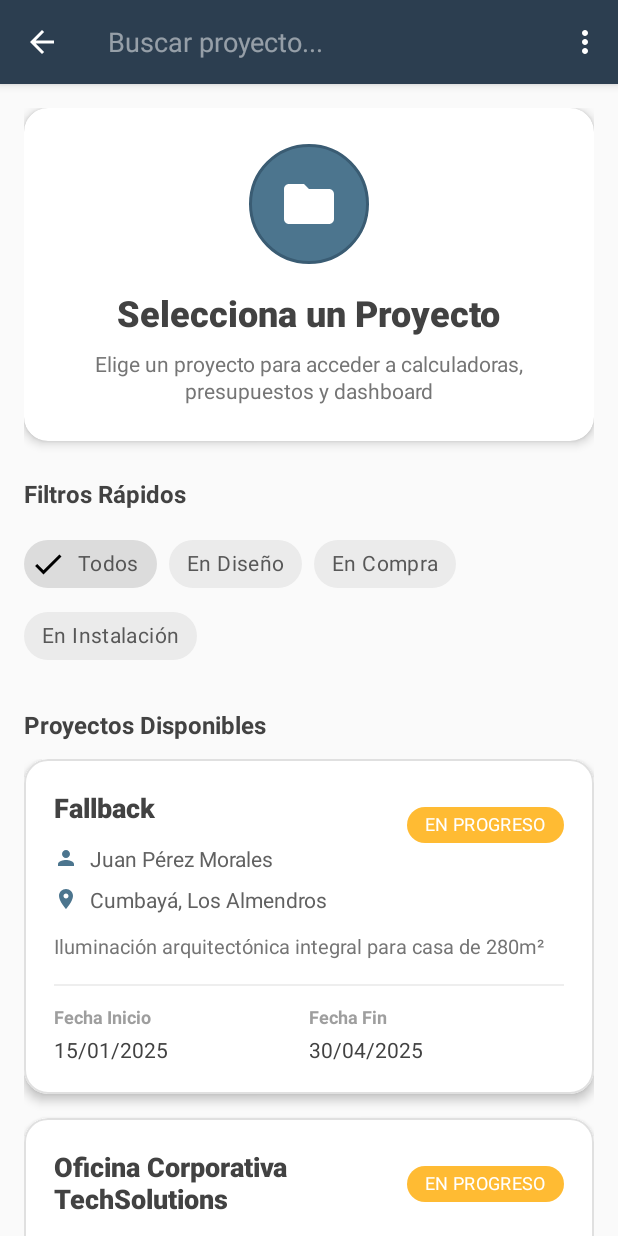
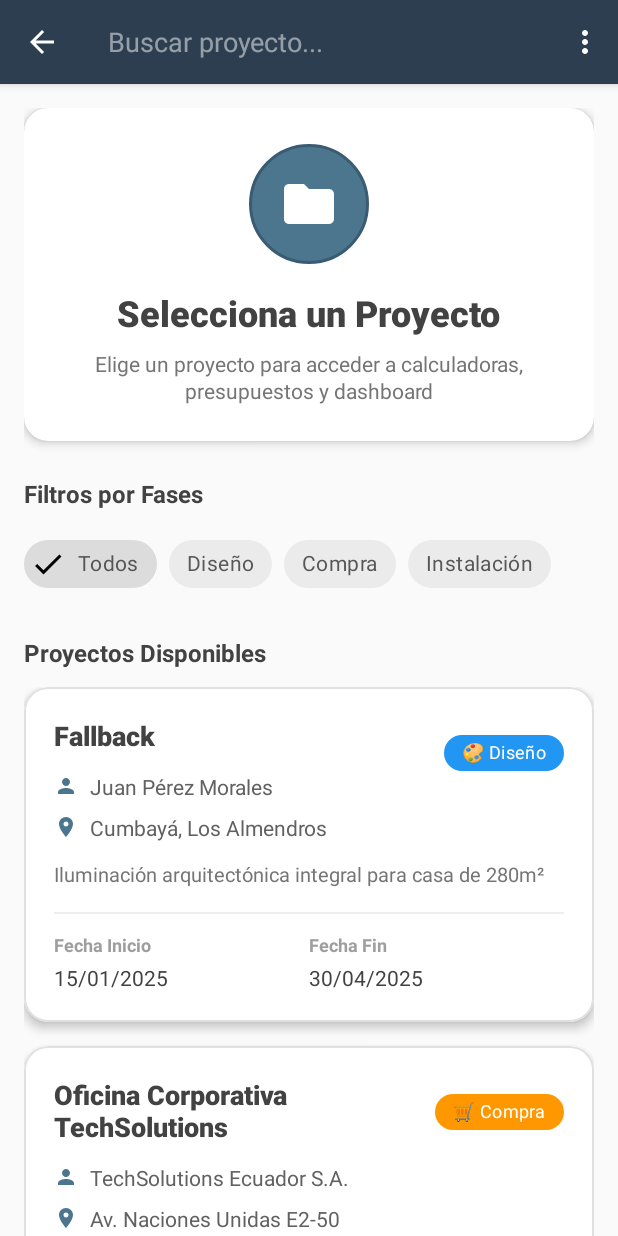
Before and after one commit to JosueZ99/RegenerApp, an Android app: the screen it shows after launch (ProjectSelectionActivity), after a tap on "Buscar", on a phone screen of 412 x 824 dp. Run offline under Robolectric (Android 15) with nearby library versions, the phone set to English and light mode, and no system bars; 3 statements that could not run were skipped.

Commit message:
Update project selection activity

```diff
--- a/android/app/src/main/java/com/regenerarestudio/regenerapp/ui/proyectos/ProjectAdapter.java
+++ b/android/app/src/main/java/com/regenerarestudio/regenerapp/ui/proyectos/ProjectAdapter.java
@@ -103,27 +103,47 @@ public class ProjectAdapter extends RecyclerView.Adapter<ProjectAdapter.ProjectV
         }
 
         private void configureStatusChip(Project project) {
-            chipStatus.setText(project.getStatusDisplayName());
-            chipStatus.setChipBackgroundColorResource(project.getStatusColor());
+            // ✅ USAR getCurrentPhase() en lugar de getStatus()
+            String phase = project.getCurrentPhase();
+            String displayPhase = project.getDisplayPhase();
 
-            // Configurar color del texto según el estado
-            switch (project.getStatus().toLowerCase()) {
-                case "diseño":
+            if (phase == null || phase.isEmpty()) {
+                chipStatus.setText("📋 Sin Definir");
+                chipStatus.setChipBackgroundColorResource(R.color.gray_500);
+                chipStatus.setTextColor(itemView.getContext().getColor(R.color.white));
+                return;
+            }
+
+            // Configurar texto y color según la FASE (no el status)
+            switch (phase.toLowerCase()) {
                 case "design":
-                case "compra":
+                    chipStatus.setText("🎨 " + displayPhase);  // "🎨 Diseño"
+                    chipStatus.setChipBackgroundColorResource(R.color.status_design);
+                    break;
+
                 case "purchase":
-                case "instalacion":
+                    chipStatus.setText("🛒 " + displayPhase);  // "🛒 Compra"
+                    chipStatus.setChipBackgroundColorResource(R.color.status_purchase);
+                    break;
+
                 case "installation":
-                case "completado":
+                    chipStatus.setText("🔧 " + displayPhase);  // "🔧 Instalación"
+                    chipStatus.setChipBackgroundColorResource(R.color.status_installation);
+                    break;
+
                 case "completed":
-                    chipStatus.setTextColor(itemView.getContext().getColor(R.color.white));
+                    chipStatus.setText("✅ " + displayPhase);  // "✅ Completado"
+                    chipStatus.setChipBackgroundColorResource(R.color.status_completed);
                     break;
-                case "pausado":
-                case "paused":
+
                 default:
-                    chipStatus.setTextColor(itemView.getContext().getColor(R.color.white));
+                    chipStatus.setText("📋 " + displayPhase);
+                    chipStatus.setChipBackgroundColorResource(R.color.gray_500);
                     break;
             }
+
+            // Color del texto siempre blanco para mejor legibilidad
+            chipStatus.setTextColor(itemView.getContext().getColor(R.color.white));
         }
     }
 }
--- a/android/app/src/main/java/com/regenerarestudio/regenerapp/ui/proyectos/ProyectosViewModel.java
+++ b/android/app/src/main/java/com/regenerarestudio/regenerapp/ui/proyectos/ProyectosViewModel.java
@@ -47,7 +47,7 @@ public class ProyectosViewModel extends AndroidViewModel {
     // Filtros actuales
     private String currentSearchFilter = "";
     private String currentTypeFilter = "";
-    private String currentStatusFilter = "";
+    private String currentPhaseFilter = "";
 
     public ProyectosViewModel(@NonNull Application application) {
         super(application);
@@ -228,7 +228,7 @@ public class ProyectosViewModel extends AndroidViewModel {
                     if (selectionResponse.isSuccessful()) {
                         // Actualizar proyecto seleccionado localmente
                         selectProjectLocally(project);
-                        networkState.setSuccess("Proyecto seleccionado: " + project.getName());
+                        networkState.setSuccess();
                         Log.d(TAG, "Proyecto seleccionado correctamente: " + project.getName());
                     } else {
                         networkState.setError("Error al seleccionar proyecto: " + selectionResponse.getMessage());
@@ -274,10 +274,10 @@ public class ProyectosViewModel extends AndroidViewModel {
     /**
      * Aplicar filtros de búsqueda
      */
-    public void applyFilters(String search, String type, String status) {
+    public void applyFilters(String search, String type, String phase) {
         currentSearchFilter = search != null ? search.toLowerCase() : "";
         currentTypeFilter = type != null ? type : "";
-        currentStatusFilter = status != null ? status : "";
+        currentPhaseFilter = phase != null ? phase : "";
 
         applyCurrentFilters();
     }
@@ -297,16 +297,16 @@ public class ProyectosViewModel extends AndroidViewModel {
             boolean matchesType = currentTypeFilter.isEmpty() ||
                     currentTypeFilter.equals(project.getProjectType());
 
-            boolean matchesStatus = currentStatusFilter.isEmpty() ||
-                    currentStatusFilter.equals(project.getStatus());
+            boolean matchesPhase = currentPhaseFilter.isEmpty() ||
+                    currentPhaseFilter.equals(project.getCurrentPhase());
 
-            if (matchesSearch && matchesType && matchesStatus) {
+            if (matchesSearch && matchesType && matchesPhase) {
                 filteredProjects.add(project);
             }
         }
 
         projectsLiveData.setValue(new ArrayList<>(filteredProjects));
-        Log.d(TAG, "Filtros aplicados. Proyectos mostrados: " + filteredProjects.size());
+        Log.d(TAG, "Filtros aplicados. Proyectos mostrados: " + filteredProjects.size() + "/" + allProjects.size());
     }
 
     /**
--- a/android/app/src/main/res/layout/activity_project_selection.xml
+++ b/android/app/src/main/res/layout/activity_project_selection.xml
@@ -3,6 +3,7 @@
     xmlns:android="http://schemas.android.com/apk/res/android"
     xmlns:app="http://schemas.android.com/apk/res-auto"
     xmlns:tools="http://schemas.android.com/tools"
+    android:fitsSystemWindows="true"
     android:layout_width="match_parent"
     android:layout_height="match_parent"
     android:background="@color/background_main"
@@ -89,7 +90,7 @@
             <TextView
                 android:layout_width="wrap_content"
                 android:layout_height="wrap_content"
-                android:text="Filtros Rápidos"
+                android:text="Filtros por Fases"
                 android:textSize="16sp"
                 android:textStyle="bold"
                 android:textColor="@color/gray_800"
@@ -100,7 +101,9 @@
                 android:layout_width="match_parent"
                 android:layout_height="wrap_content"
                 android:layout_marginBottom="24dp"
-                app:chipSpacingHorizontal="8dp">
+                app:chipSpacingHorizontal="8dp"
+                app:singleSelection="true"
+                app:checkedChip="@id/chip_all">
 
                 <com.google.android.material.chip.Chip
                     android:id="@+id/chip_all"
@@ -114,21 +117,21 @@
                     android:id="@+id/chip_design"
                     android:layout_width="wrap_content"
                     android:layout_height="wrap_content"
-                    android:text="En Diseño"
+                    android:text="Diseño"
                     style="@style/Widget.MaterialComponents.Chip.Filter" />
 
                 <com.google.android.material.chip.Chip
                     android:id="@+id/chip_purchase"
                     android:layout_width="wrap_content"
                     android:layout_height="wrap_content"
-                    android:text="En Compra"
+                    android:text="Compra"
                     style="@style/Widget.MaterialComponents.Chip.Filter" />
 
                 <com.google.android.material.chip.Chip
                     android:id="@+id/chip_installation"
                     android:layout_width="wrap_content"
                     android:layout_height="wrap_content"
-                    android:text="En Instalación"
+                    android:text="Instalación"
                     style="@style/Widget.MaterialComponents.Chip.Filter" />
 
             </com.google.android.material.chip.ChipGroup>
```
Also changed, not shown: android/app/src/main/java/com/regenerarestudio/regenerapp/ProjectSelectionActivity.java (+24 -8 lines), 1 other file.
